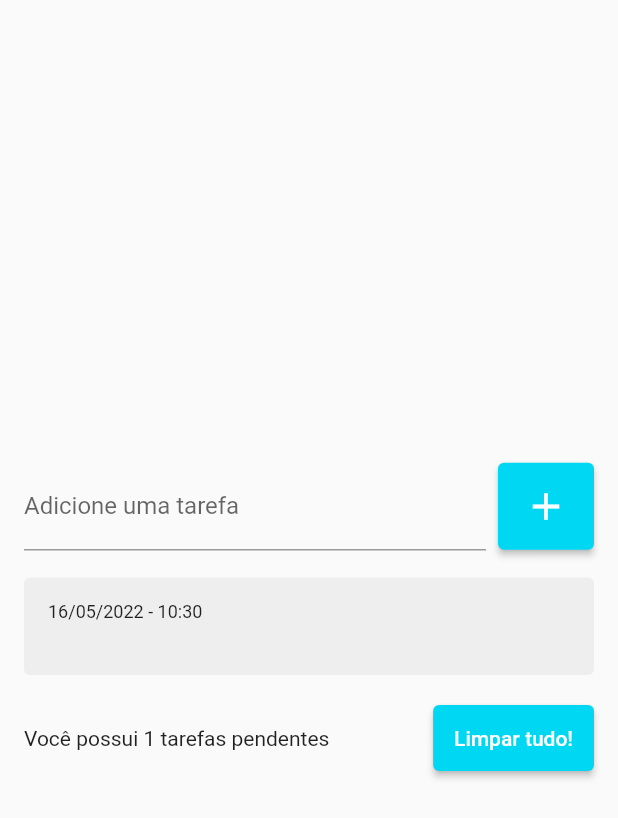
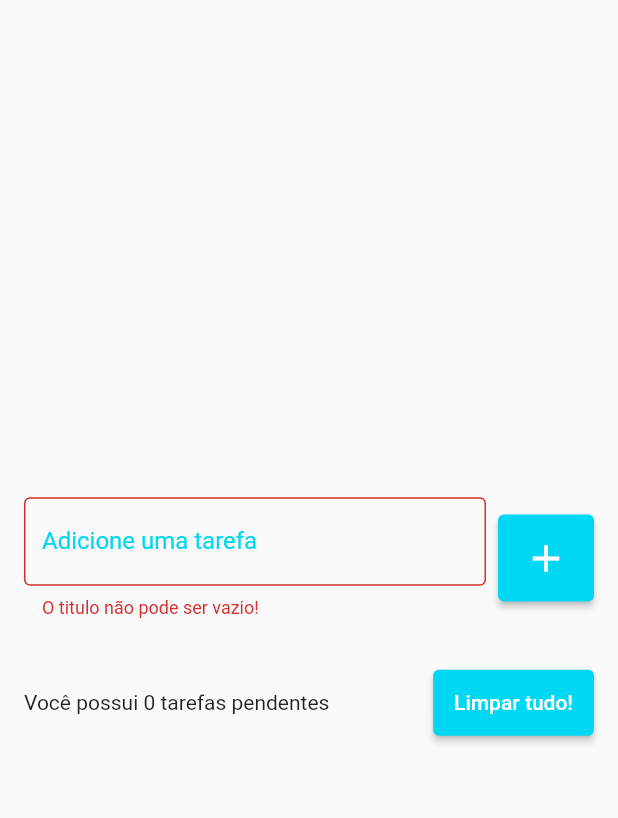
Before and after one commit to GabrielTeixeira56/todo_list, a Flutter app: the screen it shows after launch, after a tap on the "add" icon, on a phone screen of 412 x 824 dp. Shown: the top 818 px of the screen. Run offline on Flutter 3.47's test engine with Material 2 defaults, Android fonts, the phone set to English and light mode, and no system bars; drawn by our look-alikes of flutter_slidable; our stand-ins replace shared_preferences.

Commit message:
Adicionando persistencia de dados no app

```diff
--- a/lib/models/todo.dart
+++ b/lib/models/todo.dart
@@ -1,6 +1,19 @@
+import 'dart:convert';
+
 class Todo {
   Todo({required this.title, required this.dateTime});
 
+  Todo.fromJson(Map<String, dynamic> json)
+      : title = json['title'],
+        dateTime = DateTime.parse(json['datetime']);
+
   String title;
   DateTime dateTime;
+
+  Map<String, dynamic> toJson() {
+    return {
+      'title': title,
+      'datetime': dateTime.toIso8601String(),
+    };
+  }
 }
--- a/lib/pages/todo_list_page.dart
+++ b/lib/pages/todo_list_page.dart
@@ -1,5 +1,6 @@
 import 'package:flutter/material.dart';
 import 'package:todo_list/models/todo.dart';
+import 'package:todo_list/repositories/todo_repository.dart';
 import 'package:todo_list/widgets/todo_list_item.dart';
 
 class TodoListPage extends StatefulWidget {
@@ -11,11 +12,23 @@ class TodoListPage extends StatefulWidget {
 
 class _TodoListPageState extends State<TodoListPage> {
   final TextEditingController todoController = TextEditingController();
+  final TodoRepository todoRepository = TodoRepository();
 
   List<Todo> todos = [];
 
   Todo? deletedTodo;
   int? deletedTodoPos;
+  String? errorText;
+
+  void initState() {
+    super.initState();
+
+    todoRepository.getTodoList().then((value) {
+      setState(() {
+        todos = value;
+      });
+    });
+  }
 
   @override
   Widget build(BuildContext context) {
@@ -33,8 +46,19 @@ class _TodoListPageState extends State<TodoListPage> {
                       child: TextField(
                         controller: todoController,
                         decoration: InputDecoration(
+                          border: OutlineInputBorder(),
                           labelText: 'Adicione uma tarefa',
                           hintText: 'Pagar a conta de luz',
+                          errorText: errorText,
+                          focusedBorder: OutlineInputBorder(
+                            borderSide: BorderSide(
+                              color: Color(0xff00d7f3),
+                              width: 2,
+                            ),
+                          ),
+                          labelStyle: TextStyle(
+                            color: Color(0xff00d7f3),
+                          ),
                         ),
                       ),
                     ),
@@ -42,14 +66,24 @@ class _TodoListPageState extends State<TodoListPage> {
                     ElevatedButton(
                       onPressed: () {
                         String text = todoController.text;
+
+                        if (text.isEmpty) {
+                          setState(() {
+                            errorText = 'O titulo não pode ser vazio!';
+                          });
+                          return;
+                        }
+
                         setState(() {
                           Todo newTodo = Todo(
                             title: text,
                             dateTime: DateTime.now(),
                           );
                           todos.add(newTodo);
+                          errorText = null;
                         });
                         todoController.clear();
+                        todoRepository.saveTodoList(todos);
                       },
                       style: ElevatedButton.styleFrom(
                         primary: Color(0xff00d7f3),
@@ -109,6 +143,7 @@ class _TodoListPageState extends State<TodoListPage> {
     setState(() {
       todos.remove(todo);
     });
+    todoRepository.saveTodoList(todos);
 
     ScaffoldMessenger.of(context).clearSnackBars();
     ScaffoldMessenger.of(context).showSnackBar(
@@ -125,9 +160,10 @@ class _TodoListPageState extends State<TodoListPage> {
             setState(() {
               todos.insert(deletedTodoPos!, deletedTodo!);
             });
+            todoRepository.saveTodoList(todos);
           },
         ),
-        duration: const Duration(seconds: 15),
+        duration: const Duration(seconds: 5),
       ),
     );
   }
--- /dev/null
+++ b/lib/repositories/todo_repository.dart
@@ -0,0 +1,22 @@
+import 'dart:convert';
+
+import 'package:shared_preferences/shared_preferences.dart';
+import 'package:todo_list/models/todo.dart';
+
+const todoListKey = 'todo_list';
+
+class TodoRepository {
+  late SharedPreferences sharedPreferences;
+
+  Future<List<Todo>> getTodoList() async {
+    sharedPreferences = await SharedPreferences.getInstance();
+    final String jsonString = sharedPreferences.getString(todoListKey) ?? '[]';
+    final List jsonDecoded = json.decode(jsonString) as List;
+    return jsonDecoded.map((e) => Todo.fromJson(e)).toList();
+  }
+
+  void saveTodoList(List<Todo> todos) {
+    final String jsonString = json.encode(todos);
+    sharedPreferences.setString(todoListKey, jsonString);
+  }
+}
--- a/pubspec.yaml
+++ b/pubspec.yaml
@@ -36,6 +36,7 @@ dependencies:
   cupertino_icons: ^1.0.2
   intl:
   flutter_slidable: ^0.6.0
+  shared_preferences: ^2.0.8
 
 dev_dependencies:
   flutter_test:
```
Also changed, not shown: pubspec.lock, 1 other file.
